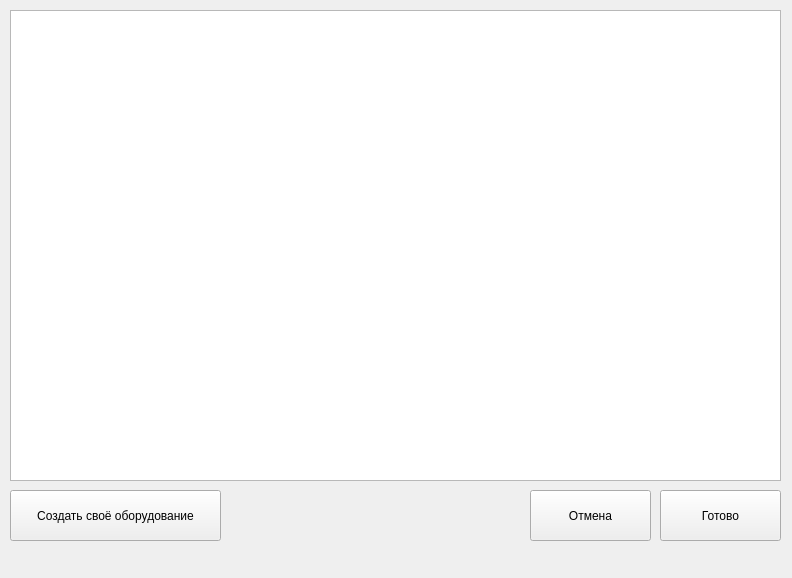
Old version of the form ui_forms/choseobj.ui in the repository Ukihara/scheme_editor.
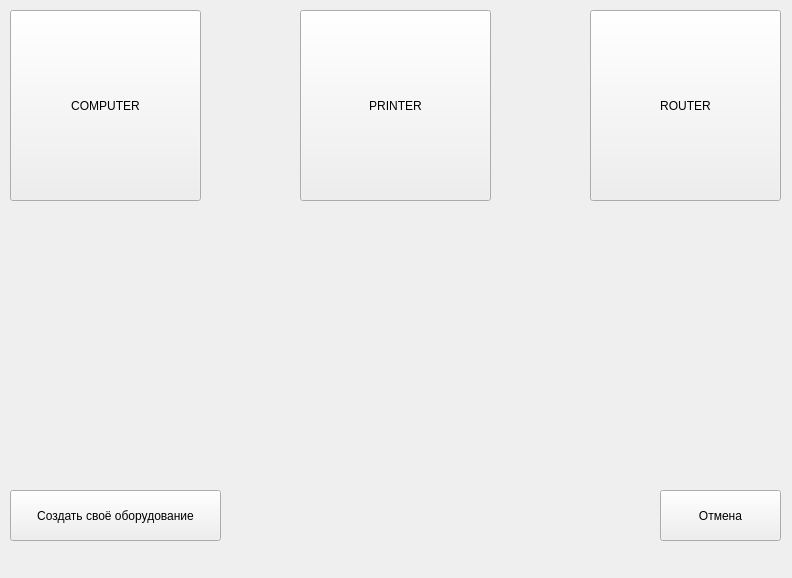
New version of the form.

Commit message: Add buttons for choosing hardware

Patch:
```diff
--- a/ui_forms/choseobj.ui
+++ b/ui_forms/choseobj.ui
@@ -14,29 +14,6 @@
    <string>Выбор оборудования</string>
   </property>
   <widget class="QWidget" name="centralwidget">
-   <widget class="QPushButton" name="readyBut">
-    <property name="geometry">
-     <rect>
-      <x>660</x>
-      <y>490</y>
-      <width>121</width>
-      <height>51</height>
-     </rect>
-    </property>
-    <property name="text">
-     <string>Готово</string>
-    </property>
-   </widget>
-   <widget class="QGraphicsView" name="graphicsView">
-    <property name="geometry">
-     <rect>
-      <x>10</x>
-      <y>10</y>
-      <width>771</width>
-      <height>471</height>
-     </rect>
-    </property>
-   </widget>
    <widget class="QPushButton" name="createBut">
     <property name="geometry">
      <rect>
@@ -53,7 +30,7 @@
    <widget class="QPushButton" name="cancelBut">
     <property name="geometry">
      <rect>
-      <x>530</x>
+      <x>660</x>
       <y>490</y>
       <width>121</width>
       <height>51</height>
@@ -63,6 +40,45 @@
      <string>Отмена</string>
     </property>
    </widget>
+   <widget class="QPushButton" name="tcompBut">
+    <property name="geometry">
+     <rect>
+      <x>10</x>
+      <y>10</y>
+      <width>191</width>
+      <height>191</height>
+     </rect>
+    </property>
+    <property name="text">
+     <string>COMPUTER</string>
+    </property>
+   </widget>
+   <widget class="QPushButton" name="tprinterBut">
+    <property name="geometry">
+     <rect>
+      <x>300</x>
+      <y>10</y>
+      <width>191</width>
+      <height>191</height>
+     </rect>
+    </property>
+    <property name="text">
+     <string>PRINTER</string>
+    </property>
+   </widget>
+   <widget class="QPushButton" name="trouterBut">
+    <property name="geometry">
+     <rect>
+      <x>590</x>
+      <y>10</y>
+      <width>191</width>
+      <height>191</height>
+     </rect>
+    </property>
+    <property name="text">
+     <string>ROUTER</string>
+    </property>
+   </widget>
   </widget>
   <widget class="QMenuBar" name="menubar">
    <property name="geometry">
```
The commit also changes 2 other files.
